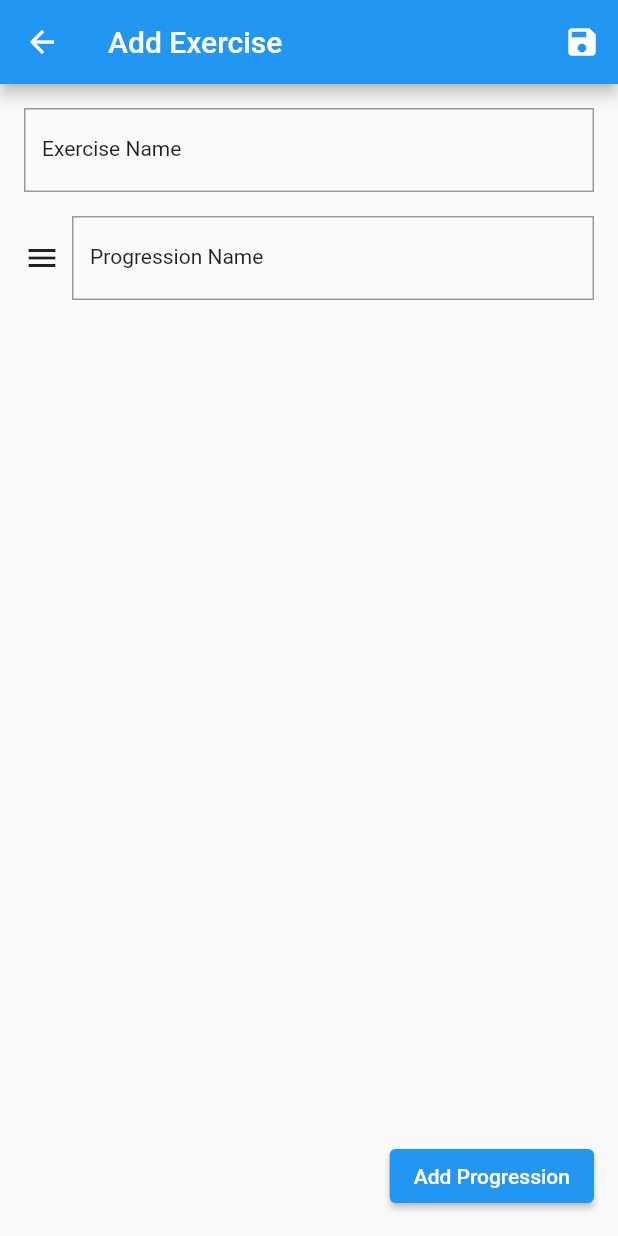
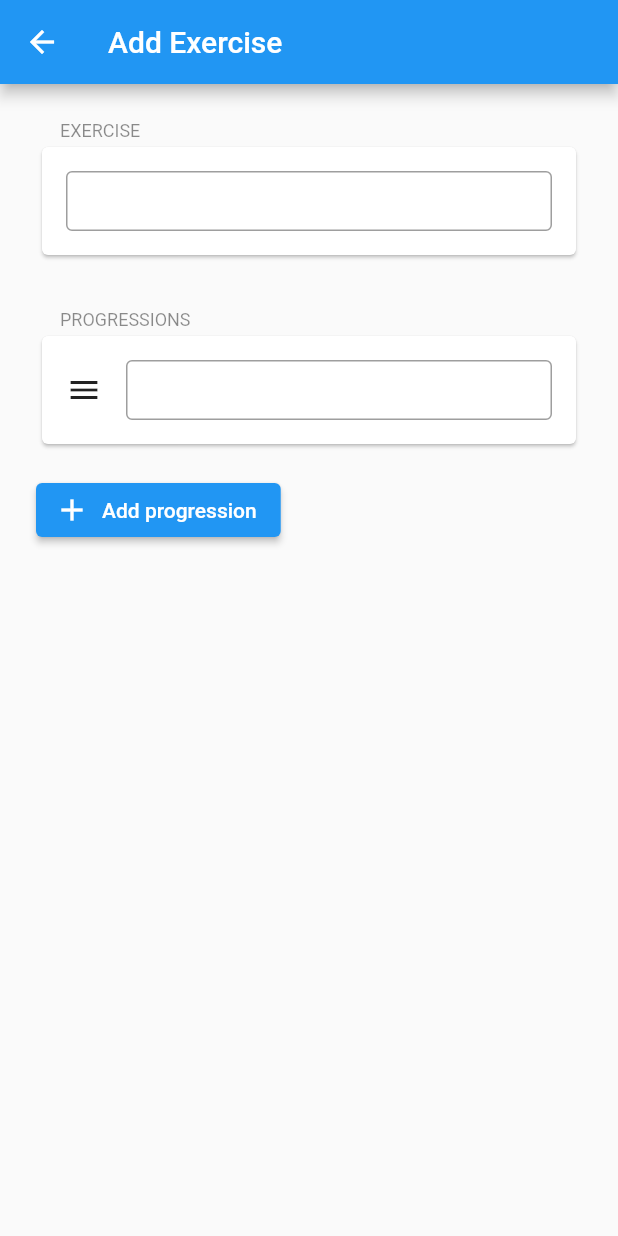
Before and after one commit to als10/workout-tracker, a Flutter app: the AddExerciseForm screen opened directly with empty values, on a phone screen of 412 x 824 dp. Run offline on Flutter 3.47's test engine with Material 2 defaults, Android fonts, the phone set to English and light mode, and no system bars; our stand-ins replace date_picker_timeline, scrollable_positioned_list, sqflite, sticky_headers; accounts and stored records are empty.

Commit message:
brush up exercise form ui

```diff
--- a/lib/screens/AddExerciseForm/AddExerciseForm.dart
+++ b/lib/screens/AddExerciseForm/AddExerciseForm.dart
@@ -34,11 +34,26 @@ class AddExerciseFormState extends State<AddExerciseForm> {
 
   Widget _exerciseInput() {
     return Column(
+      mainAxisSize: MainAxisSize.min,
       crossAxisAlignment: CrossAxisAlignment.start,
       children: [
         ExerciseNameInput(
             initialValue: exercise.name, onChange: (v) => exercise.name = v),
         ProgressionInputs(progressions: exercise.progressions),
+        Padding(
+          padding: EdgeInsets.only(left: 16),
+          child: ElevatedButton.icon(
+            onPressed: () {
+              if (_formKey.currentState!.validate()) {
+                setState(() => exercise.progressions.add(Progression.empty(
+                    rank: exercise.progressions.length,
+                    exerciseId: exercise.id ?? -1)));
+              }
+            },
+            icon: Icon(Icons.add),
+            label: Text('Add progression'),
+          ),
+        ),
       ],
     );
   }
@@ -50,7 +65,7 @@ class AddExerciseFormState extends State<AddExerciseForm> {
         title: Text('Add Exercise'),
         actions: [
           IconButton(
-            icon: Icon(Icons.save),
+            icon: Icon(Icons.save, color: Colors.blue),
             onPressed: () => _save(context),
           )
         ],
@@ -64,16 +79,6 @@ class AddExerciseFormState extends State<AddExerciseForm> {
           ),
         ),
       ),
-      floatingActionButton: ElevatedButton(
-        onPressed: () {
-          if (_formKey.currentState!.validate()) {
-            setState(() => exercise.progressions.add(Progression.empty(
-                rank: exercise.progressions.length,
-                exerciseId: exercise.id ?? -1)));
-          }
-        },
-        child: Text('Add Progression'),
-      ),
     );
   }
 }
--- a/lib/screens/AddExerciseForm/components/ExerciseNameInput.dart
+++ b/lib/screens/AddExerciseForm/components/ExerciseNameInput.dart
@@ -13,16 +13,31 @@ class ExerciseNameInput extends StatelessWidget {
   Widget build(BuildContext context) {
     _controller.text = initialValue;
     return Padding(
-      padding: EdgeInsets.symmetric(horizontal: 8.0, vertical: 8.0),
+      padding: EdgeInsets.all(16),
+      child: Column(
+        mainAxisSize: MainAxisSize.min,
+        crossAxisAlignment: CrossAxisAlignment.start,
+        children: [
+          Padding(
+            padding: EdgeInsets.symmetric(horizontal: 16),
+            child: Text(
+              'EXERCISE',
+              style: TextStyle(
+                color: Colors.black45,
+                fontSize: 12,
+              ),
+            ),
+          ),
+          Card(
+            child: Padding(
+              padding: EdgeInsets.all(16),
               child: TextFormField(
                 controller: _controller,
                 style: Theme.of(context).textTheme.bodyText2,
                 decoration: InputDecoration(
-          labelStyle: Theme.of(context).textTheme.bodyText2,
-          labelText: 'Exercise Name',
-          border: OutlineInputBorder(
-            borderRadius: BorderRadius.circular(0.0),
-          ),
+                  contentPadding: EdgeInsets.symmetric(horizontal: 16, vertical: 12),
+                  isDense: true,
+                  border: OutlineInputBorder(),
                 ),
                 onChanged: (v) => onChange(v),
                 validator: (String? v) {
@@ -32,6 +47,10 @@ class ExerciseNameInput extends StatelessWidget {
                   return null;
                 },
               ),
+            ),
+          ),
+        ],
+      ),
     );
   }
 }
--- a/lib/screens/AddExerciseForm/components/ProgressionInput.dart
+++ b/lib/screens/AddExerciseForm/components/ProgressionInput.dart
@@ -13,10 +13,28 @@ class _ProgressionInputsState extends State<ProgressionInputs> {
   @override
   Widget build(BuildContext context) {
     List<Progression> progressions = widget.progressions;
-    return ReorderableListView(
+    return Padding(
+      padding: EdgeInsets.all(16),
+      child: Column(
+        mainAxisSize: MainAxisSize.min,
+        crossAxisAlignment: CrossAxisAlignment.start,
+        children: [
+          Padding(
+            padding: EdgeInsets.symmetric(horizontal: 16),
+            child: Text(
+              'PROGRESSIONS',
+              style: TextStyle(
+                color: Colors.black45,
+                fontSize: 12,
+              ),
+            ),
+          ),
+          Card(
+            child: Padding(
+              padding: EdgeInsets.all(8),
+              child: ReorderableListView(
                 shrinkWrap: true,
-      children: progressions
-          .map((Progression p) =>
+                children: progressions.map((Progression p) =>
                   ProgressionInput(
                       key: Key(p.rank.toString()),
                       initialValue: p.name,
@@ -37,6 +55,11 @@ class _ProgressionInputsState extends State<ProgressionInputs> {
                   progressions[current] = changedProgression;
                   setState(() {});
                 },
+              ),
+            ),
+          ),
+        ],
+      ),
     );
   }
 }
@@ -60,20 +83,16 @@ class ProgressionInput extends StatelessWidget {
       padding: const EdgeInsets.all(8.0),
       child: Row(
         children: [
-          Padding(
-            padding: EdgeInsets.only(right: 8.0),
-            child: Icon(Icons.menu),
-          ),
+          Icon(Icons.menu),
+          SizedBox(width: 16),
           Expanded(
             child: TextFormField(
               controller: _controller,
               style: Theme.of(context).textTheme.bodyText2,
               decoration: InputDecoration(
-                labelStyle: Theme.of(context).textTheme.bodyText2,
-                labelText: 'Progression Name',
-                border: OutlineInputBorder(
-                  borderRadius: BorderRadius.circular(0.0),
-                ),
+                contentPadding: EdgeInsets.symmetric(horizontal: 16, vertical: 12),
+                isDense: true,
+                border: OutlineInputBorder(),
               ),
               onChanged: (v) => onChange(v),
               validator: (String? v) {
@@ -86,7 +105,7 @@ class ProgressionInput extends StatelessWidget {
           ),
           if (deleteProgression != null)
             IconButton(
-              icon: Icon(Icons.remove),
+              icon: Icon(Icons.highlight_remove),
               onPressed: () => deleteProgression!(),
             ),
         ],
```
Lines whose indentation alone changed are shown as unchanged.
